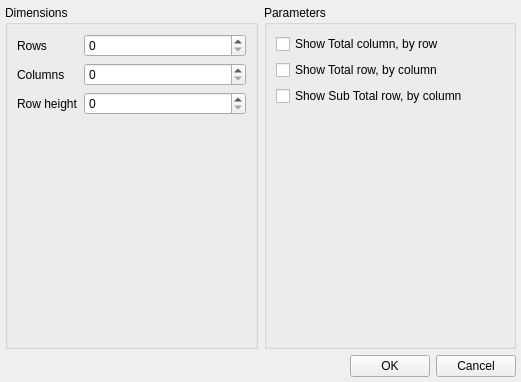
Old version of the form QtRptDesigner/EditFldDlg.ui in the repository DatabasesWorks/QtRPT-Report.
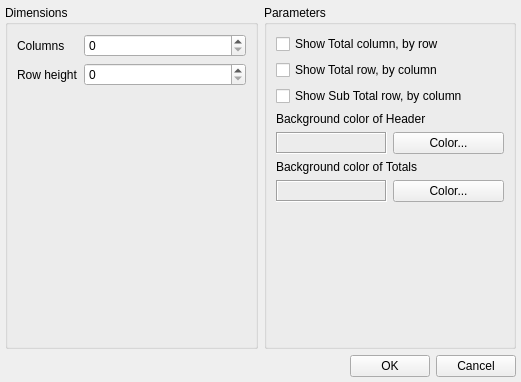
New version of the form. Icons and pictures are not drawn. Custom widgets are drawn as their Qt base class.

Commit message: background color of CrossTab

```diff
--- a/QtRptDesigner/EditFldDlg.ui
+++ b/QtRptDesigner/EditFldDlg.ui
@@ -936,33 +936,23 @@
          </property>
          <layout class="QFormLayout" name="formLayout">
           <item row="0" column="0">
-           <widget class="QLabel" name="label_8">
-            <property name="text">
-             <string>Rows</string>
-            </property>
-           </widget>
-          </item>
-          <item row="0" column="1">
-           <widget class="QSpinBox" name="spnRowCount"/>
-          </item>
-          <item row="1" column="0">
            <widget class="QLabel" name="label_9">
             <property name="text">
              <string>Columns</string>
             </property>
            </widget>
           </item>
-          <item row="1" column="1">
+          <item row="0" column="1">
            <widget class="QSpinBox" name="spnColCount"/>
           </item>
-          <item row="2" column="0">
+          <item row="1" column="0">
            <widget class="QLabel" name="label_11">
             <property name="text">
              <string>Row height</string>
             </property>
            </widget>
           </item>
-          <item row="2" column="1">
+          <item row="1" column="1">
            <widget class="QSpinBox" name="spnRowHeight"/>
           </item>
          </layout>
@@ -995,6 +985,68 @@
             </property>
            </widget>
           </item>
+          <item>
+           <widget class="QLabel" name="label_7">
+            <property name="text">
+             <string>Background color of Header</string>
+            </property>
+           </widget>
+          </item>
+          <item>
+           <layout class="QHBoxLayout" name="horizontalLayout_12">
+            <item>
+             <widget class="QLabel" name="lblColorHeader">
+              <property name="frameShape">
+               <enum>QFrame::Box</enum>
+              </property>
+              <property name="frameShadow">
+               <enum>QFrame::Sunken</enum>
+              </property>
+              <property name="text">
+               <string/>
+              </property>
+             </widget>
+            </item>
+            <item>
+             <widget class="QPushButton" name="btnColorHeader">
+              <property name="text">
+               <string>Color...</string>
+              </property>
+             </widget>
+            </item>
+           </layout>
+          </item>
+          <item>
+           <widget class="QLabel" name="label_10">
+            <property name="text">
+             <string>Background color of Totals</string>
+            </property>
+           </widget>
+          </item>
+          <item>
+           <layout class="QHBoxLayout" name="horizontalLayout_11">
+            <item>
+             <widget class="QLabel" name="lblColorTotal">
+              <property name="frameShape">
+               <enum>QFrame::Box</enum>
+              </property>
+              <property name="frameShadow">
+               <enum>QFrame::Sunken</enum>
+              </property>
+              <property name="text">
+               <string/>
+              </property>
+             </widget>
+            </item>
+            <item>
+             <widget class="QPushButton" name="btnColorTotal">
+              <property name="text">
+               <string>Color...</string>
+              </property>
+             </widget>
+            </item>
+           </layout>
+          </item>
           <item>
            <spacer name="verticalSpacer_4">
             <property name="orientation">
```
The commit also changes 7 other files.
